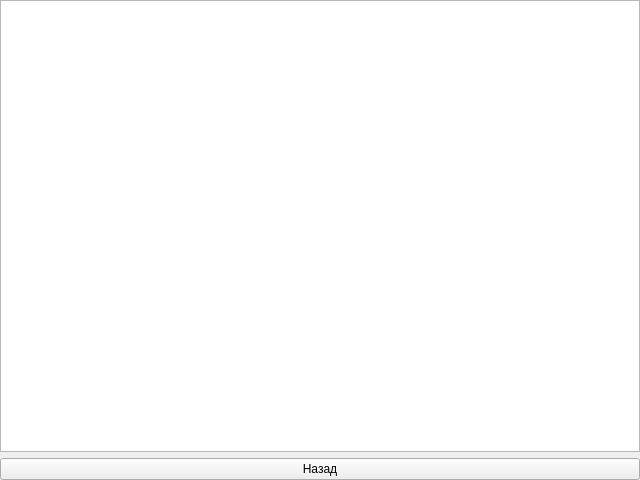
Before: the Qt Designer form src/generalwindows.ui in ssamikk/Racing, drawn with Qt 5.
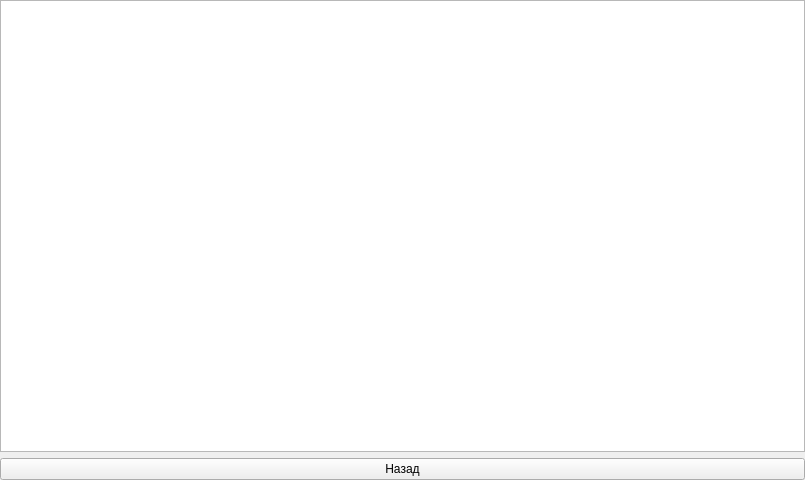
After: the same form once the commit is applied. The open tabs and pages were chosen to show the change.

Diff of the .ui file:
```diff
--- a/src/generalwindows.ui
+++ b/src/generalwindows.ui
@@ -6,7 +6,7 @@
    <rect>
     <x>0</x>
     <y>0</y>
-    <width>640</width>
+    <width>805</width>
     <height>480</height>
    </rect>
   </property>
```
Left out of the diff: 8 changed lines with no effect on the pictures.
